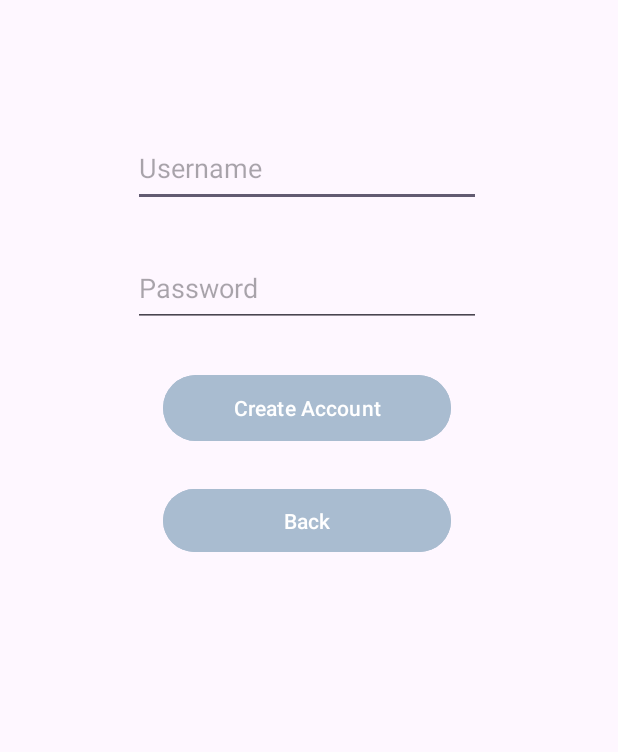
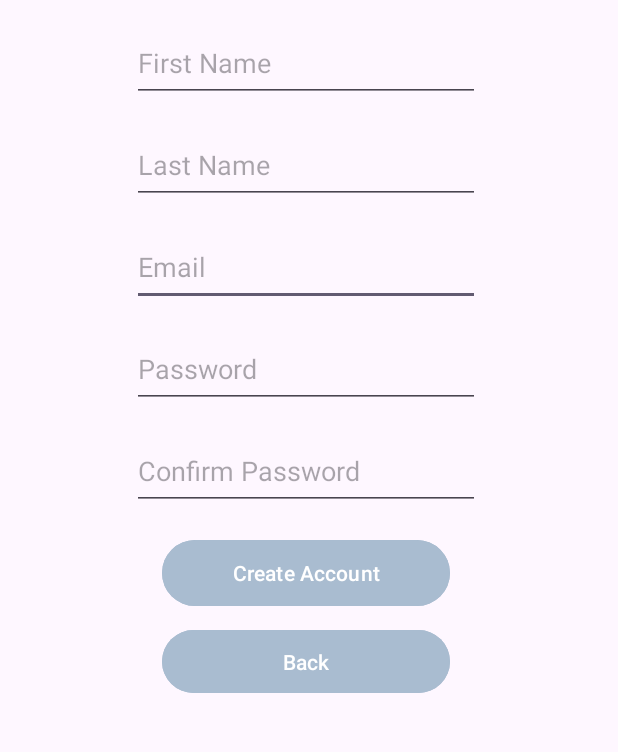
Before and after one commit to KrishnaManamohan/B07FinalProject, an Android app: the CreateUserActivity screen opened directly, with no data from a screen before it, on a phone screen of 412 x 824 dp, the part 409-1161 px from its top. Run offline under Robolectric (Android 15) with nearby library versions, the phone set to English and light mode, and no system bars; our stand-ins replace Firebase (no records; nobody signed in at launch, a user with empty details on screens opened directly).

Commit message:
Made changes to create user page and created forgot password page

```diff
--- a/app/src/main/AndroidManifest.xml
+++ b/app/src/main/AndroidManifest.xml
@@ -12,6 +12,9 @@
         android:supportsRtl="true"
         android:theme="@style/Theme.PlanetzeApp"
         tools:targetApi="31">
+        <activity
+            android:name=".ForgotPasswordActivity"
+            android:exported="false" />
         <activity
             android:name=".CreateUserActivity"
             android:exported="false" />
--- a/app/src/main/java/com/example/planetzeapp/CreateUserActivity.java
+++ b/app/src/main/java/com/example/planetzeapp/CreateUserActivity.java
@@ -17,7 +17,7 @@ import com.google.firebase.auth.FirebaseUser;
 
 public class CreateUserActivity extends AppCompatActivity {
 
-    private EditText usernameEditText, passwordEditText;
+    private EditText usernameEditText, passwordEditText, usersFirstName, usersLastName;
     private Button loginButton;
     private FirebaseAuth firebaseAuth;
 
@@ -38,6 +38,8 @@ public class CreateUserActivity extends AppCompatActivity {
         // Bind UI elements
         usernameEditText = findViewById(R.id.usernameEditText);
         passwordEditText = findViewById(R.id.passwordEditText);
+        usersFirstName =findViewById(R.id.userFirstName);
+        usersLastName = findViewById(R.id.userLastName);
         loginButton = findViewById(R.id.LoginButton);
 
         // Set button listener
@@ -53,6 +55,8 @@ public class CreateUserActivity extends AppCompatActivity {
     private void validateLogin() {
         String username = usernameEditText.getText().toString().trim();
         String password = passwordEditText.getText().toString().trim();
+        String firstName = usersFirstName.getText().toString().trim();
+        String lastName = usersLastName.getText().toString().trim();
 
         if (username.isEmpty() || password.isEmpty()) {
             Toast.makeText(this, "Please fill in both fields", Toast.LENGTH_SHORT).show();
--- a/app/src/main/java/com/example/planetzeapp/UserPassEntryActivity.java
+++ b/app/src/main/java/com/example/planetzeapp/UserPassEntryActivity.java
@@ -45,6 +45,11 @@ public class UserPassEntryActivity extends AppCompatActivity {
             startActivity(intent);
         });
 
+        findViewById(R.id.forgotPasswordButton).setOnClickListener(v -> {
+            Intent intent = new Intent(UserPassEntryActivity.this, ForgotPasswordActivity.class);
+            startActivity(intent);
+        });
+
     }
 
     private void validateLogin() {
--- a/app/src/main/res/layout/activity_create_user.xml
+++ b/app/src/main/res/layout/activity_create_user.xml
@@ -20,19 +20,21 @@
         app:layout_constraintVertical_bias="0.201" />
 
     <androidx.constraintlayout.widget.ConstraintLayout
-        android:layout_width="411dp"
-        android:layout_height="451dp"
+        android:layout_width="409dp"
+        android:layout_height="478dp"
         app:layout_constraintBottom_toBottomOf="parent"
         app:layout_constraintEnd_toEndOf="parent"
+        app:layout_constraintHorizontal_bias="0.0"
         app:layout_constraintStart_toStartOf="parent"
-        app:layout_constraintTop_toBottomOf="@+id/loginImageView">
+        app:layout_constraintTop_toBottomOf="@+id/loginImageView"
+        app:layout_constraintVertical_bias="0.0">
 
         <Button
             android:id="@+id/backButton"
             android:layout_width="192dp"
             android:layout_height="50dp"
             android:layout_marginStart="108dp"
-            android:layout_marginTop="24dp"
+            android:layout_marginTop="8dp"
             android:backgroundTint="#A9BCD0"
             android:text="Back"
             app:iconTint="#00A9BC"
@@ -44,36 +46,72 @@
             android:layout_width="232dp"
             android:layout_height="52dp"
             android:layout_marginStart="88dp"
-            android:layout_marginTop="36dp"
-            android:hint="Username"
+            android:layout_marginTop="16dp"
+            android:hint="Email"
             android:imeOptions="actionDone"
             android:inputType="text"
             app:layout_constraintStart_toStartOf="parent"
-            app:layout_constraintTop_toTopOf="parent" />
+            app:layout_constraintTop_toBottomOf="@+id/userLastName" />
 
         <EditText
             android:id="@+id/passwordEditText"
             android:layout_width="232dp"
             android:layout_height="52dp"
             android:layout_marginStart="88dp"
-            android:layout_marginTop="28dp"
+            android:layout_marginTop="16dp"
             android:hint="Password"
             android:imeOptions="actionDone"
             android:inputType="textPassword"
             app:layout_constraintStart_toStartOf="parent"
             app:layout_constraintTop_toBottomOf="@+id/usernameEditText" />
 
+        <EditText
+            android:id="@+id/confirmPassword"
+            android:layout_width="232dp"
+            android:layout_height="52dp"
+            android:layout_marginStart="88dp"
+            android:layout_marginTop="16dp"
+            android:hint="Confirm Password"
+            android:imeOptions="actionDone"
+            android:inputType="textPassword"
+            app:layout_constraintStart_toStartOf="parent"
+            app:layout_constraintTop_toBottomOf="@+id/passwordEditText" />
+
         <Button
             android:id="@+id/LoginButton"
             android:layout_width="192dp"
             android:layout_height="52dp"
             android:layout_marginStart="108dp"
-            android:layout_marginTop="28dp"
+            android:layout_marginTop="16dp"
             android:backgroundTint="#A9BCD0"
             android:text="Create Account"
             app:iconTint="#00A9BC"
             app:layout_constraintStart_toStartOf="parent"
-            app:layout_constraintTop_toBottomOf="@+id/passwordEditText" />
+            app:layout_constraintTop_toBottomOf="@+id/confirmPassword" />
+
+        <EditText
+            android:id="@+id/userLastName"
+            android:layout_width="232dp"
+            android:layout_height="52dp"
+            android:layout_marginStart="88dp"
+            android:layout_marginTop="16dp"
+            android:hint="Last Name"
+            android:imeOptions="actionDone"
+            android:inputType="text"
+            app:layout_constraintStart_toStartOf="parent"
+            app:layout_constraintTop_toBottomOf="@+id/userFirstName" />
+
+        <EditText
+            android:id="@+id/userFirstName"
+            android:layout_width="232dp"
+            android:layout_height="52dp"
+            android:layout_marginStart="88dp"
+            android:layout_marginTop="16dp"
+            android:hint="First Name"
+            android:imeOptions="actionDone"
+            android:inputType="text"
+            app:layout_constraintStart_toStartOf="parent"
+            app:layout_constraintTop_toTopOf="parent" />
 
     </androidx.constraintlayout.widget.ConstraintLayout>
 
```
Also changed, not shown: app/src/main/java/com/example/planetzeapp/ForgotPasswordActivity.java (added, +47 -0 lines), app/src/main/res/layout/activity_forgot_password.xml (added, +69 -0 lines).
